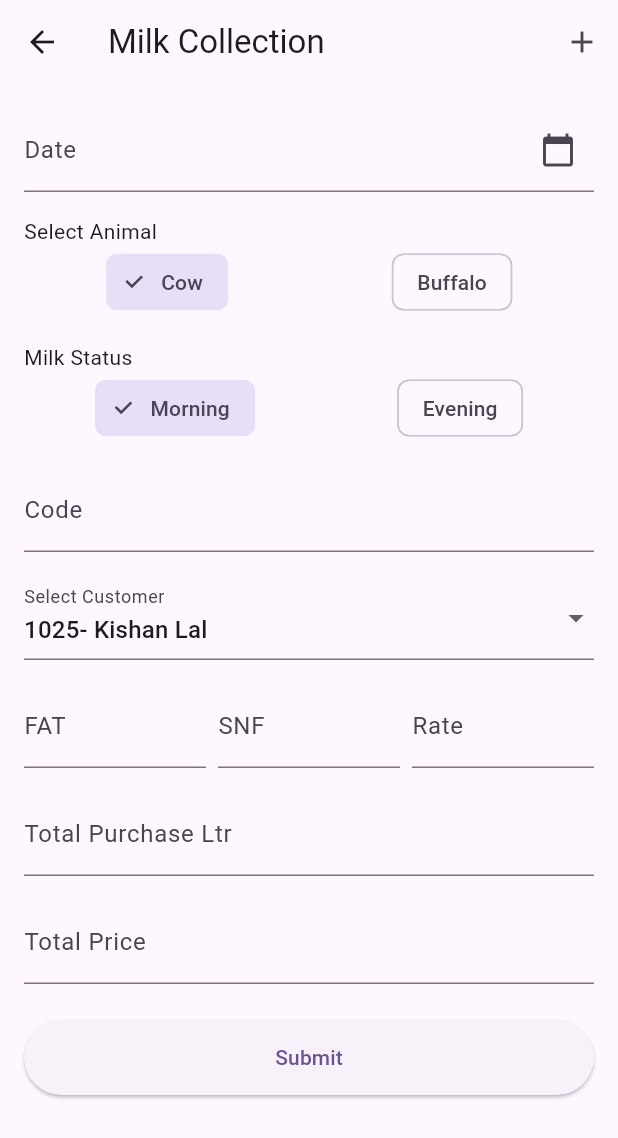
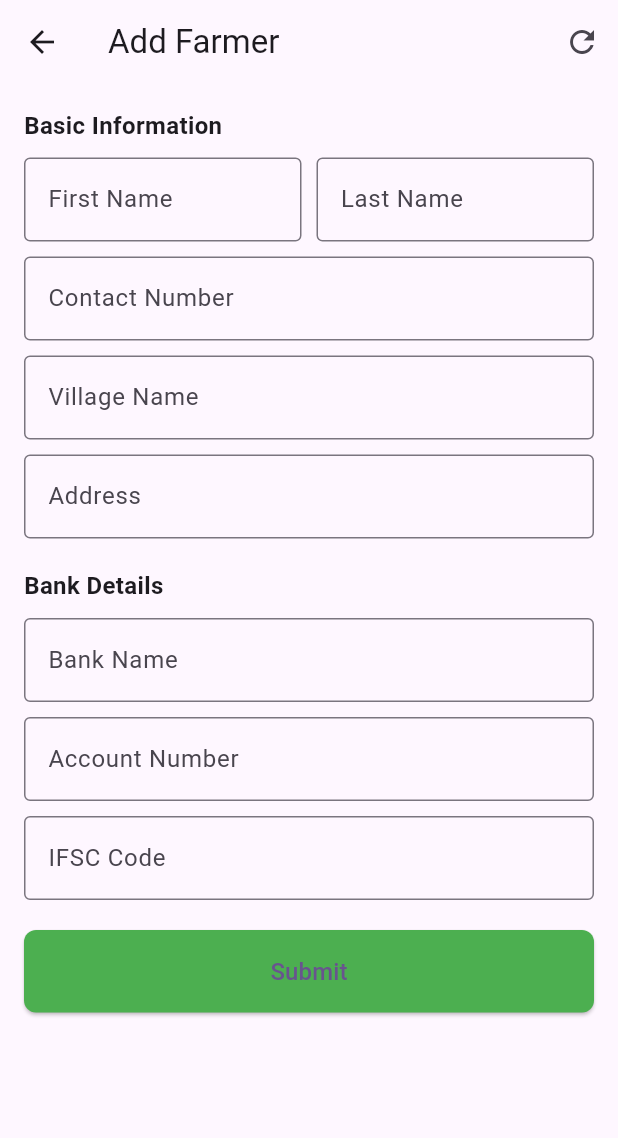
Before and after one commit to Ut321/dairyX, a Flutter app: the MilkCollectionPage screen opened directly, after a tap on the "add" icon, on a phone screen of 412 x 824 dp. Shown: the top 1138 px of the screen. Run offline on Flutter 3.47's test engine with Material 3 defaults, Android fonts, the phone set to English and light mode, and no system bars; our stand-ins replace get.

Commit message:
Add Farmer  - Done

```diff
--- /dev/null
+++ b/lib/feature/addFarmers/add_farmer.dart
@@ -0,0 +1,131 @@
+import 'package:flutter/material.dart';
+
+class AddFarmerPage extends StatelessWidget {
+  const AddFarmerPage({Key? key}) : super(key: key);
+
+  @override
+  Widget build(BuildContext context) {
+    return Scaffold(
+      appBar: AppBar(
+        leading: IconButton(
+          icon: const Icon(Icons.arrow_back),
+          onPressed: () {
+            Navigator.pop(context);
+          },
+        ),
+        title: const Text('Add Farmer'),
+        actions: [
+          IconButton(
+            icon: const Icon(Icons.refresh),
+            onPressed: () {
+
+            },
+          ),
+        ],
+      ),
+      body: SingleChildScrollView(
+        padding: const EdgeInsets.all(16.0),
+        child: Column(
+          crossAxisAlignment: CrossAxisAlignment.start,
+          children: [
+            const Text(
+              'Basic Information',
+              style: TextStyle(fontSize: 16, fontWeight: FontWeight.bold),
+            ),
+            const SizedBox(height: 10),
+            Row(
+              children: [
+                Expanded(
+                  child: TextField(
+                    decoration: const InputDecoration(
+                      labelText: 'First Name',
+                      border: OutlineInputBorder(),
+                    ),
+                  ),
+                ),
+                const SizedBox(width: 10),
+                Expanded(
+                  child: TextField(
+                    decoration: const InputDecoration(
+                      labelText: 'Last Name',
+                      border: OutlineInputBorder(),
+                    ),
+                  ),
+                ),
+              ],
+            ),
+            const SizedBox(height: 10),
+            TextField(
+              decoration: const InputDecoration(
+                labelText: 'Contact Number',
+                border: OutlineInputBorder(),
+              ),
+              keyboardType: TextInputType.phone,
+            ),
+            const SizedBox(height: 10),
+            TextField(
+              decoration: const InputDecoration(
+                labelText: 'Village Name',
+                border: OutlineInputBorder(),
+              ),
+            ),
+            const SizedBox(height: 10),
+            TextField(
+              decoration: const InputDecoration(
+                labelText: 'Address',
+                border: OutlineInputBorder(),
+              ),
+            ),
+            const SizedBox(height: 20),
+            const Text(
+              'Bank Details',
+              style: TextStyle(fontSize: 16, fontWeight: FontWeight.bold),
+            ),
+            const SizedBox(height: 10),
+            TextField(
+              decoration: const InputDecoration(
+                labelText: 'Bank Name',
+                border: OutlineInputBorder(),
+              ),
+            ),
+            const SizedBox(height: 10),
+            TextField(
+              decoration: const InputDecoration(
+                labelText: 'Account Number',
+                border: OutlineInputBorder(),
+              ),
+              keyboardType: TextInputType.number,
+            ),
+            const SizedBox(height: 10),
+            TextField(
+              decoration: const InputDecoration(
+                labelText: 'IFSC Code',
+                border: OutlineInputBorder(),
+              ),
+            ),
+            const SizedBox(height: 20),
+            SizedBox(
+              width: double.infinity,
+              child: ElevatedButton(
+                onPressed: () {
+                  // Add submit functionality here
+                },
+                style: ElevatedButton.styleFrom(
+                  backgroundColor: Colors.green,
+                  padding: const EdgeInsets.symmetric(vertical: 16.0),
+                  shape: RoundedRectangleBorder(
+                    borderRadius: BorderRadius.circular(8.0),
+                  ),
+                ),
+                child: const Text(
+                  'Submit',
+                  style: TextStyle(fontSize: 16),
+                ),
+              ),
+            ),
+          ],
+        ),
+      ),
+    );
+  }
+}
--- a/lib/feature/dashBoard/dashboard.dart
+++ b/lib/feature/dashBoard/dashboard.dart
@@ -1,3 +1,5 @@
+import 'package:dairyx/feature/addFarmers/add_farmer.dart';
+import 'package:dairyx/feature/formerDetails/former_details.dart';
 import 'package:dairyx/mikCollection/milk_collection.dart';
 import 'package:flutter/material.dart';
 
@@ -95,7 +97,7 @@ class DashboardPage extends StatelessWidget {
       {
         'label': 'Farmers',
         'icon': Icons.people,
-        'page': null
+        'page': FarmersContactScreen()
       }, // Add other actions here
       {'label': 'Rate Chart', 'icon': Icons.show_chart, 'page': null},
       {'label': 'Payment', 'icon': Icons.payment, 'page': null},
--- a/lib/mikCollection/milk_collection.dart
+++ b/lib/mikCollection/milk_collection.dart
@@ -1,3 +1,4 @@
+import 'package:dairyx/feature/addFarmers/add_farmer.dart';
 import 'package:flutter/material.dart';
 
 class MilkCollectionPage extends StatefulWidget {
@@ -24,7 +25,10 @@ class _MilkCollectionPageState extends State<MilkCollectionPage> {
           IconButton(
             icon: Icon(Icons.add),
             onPressed: () {
-              // Add action logic
+              Navigator.push(
+                context,
+                MaterialPageRoute(builder: (context) => AddFarmerPage()),
+              );
             },
           ),
         ],
```
Also changed, not shown: lib/feature/formerDetails/former_details.dart (added, +88 -0 lines).
